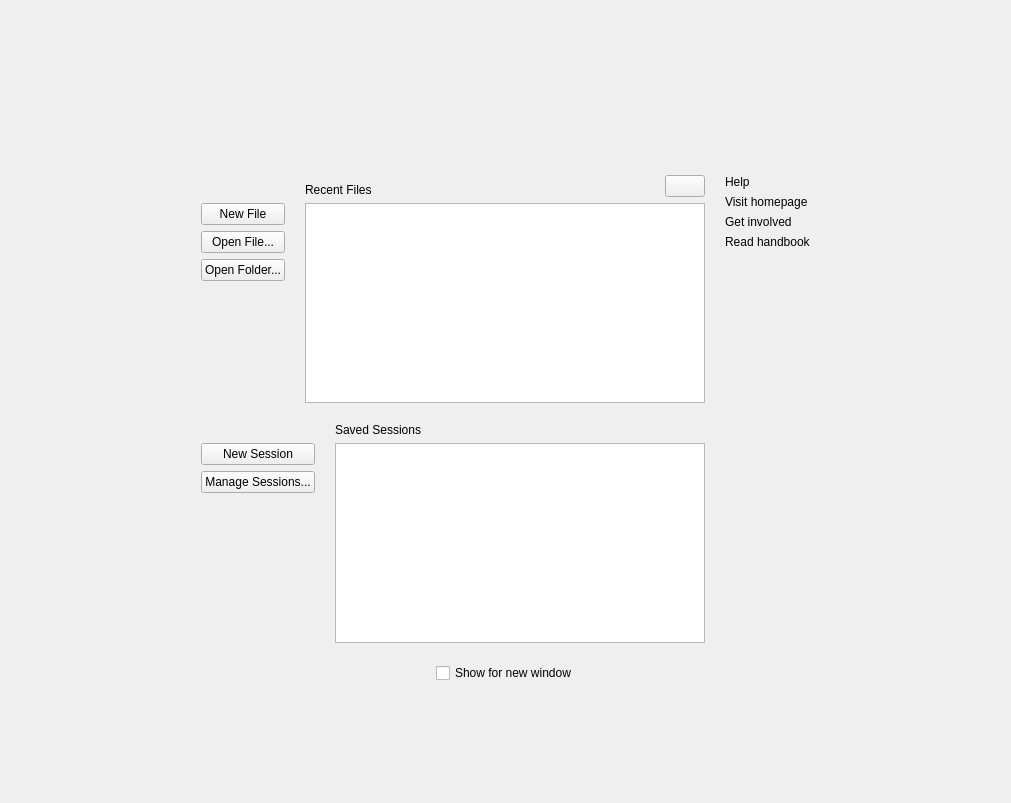
First picture: the form in apps/lib/welcomeview/welcomeview.ui, repository lingmo-dream/lingmo-notepad, before the edit.
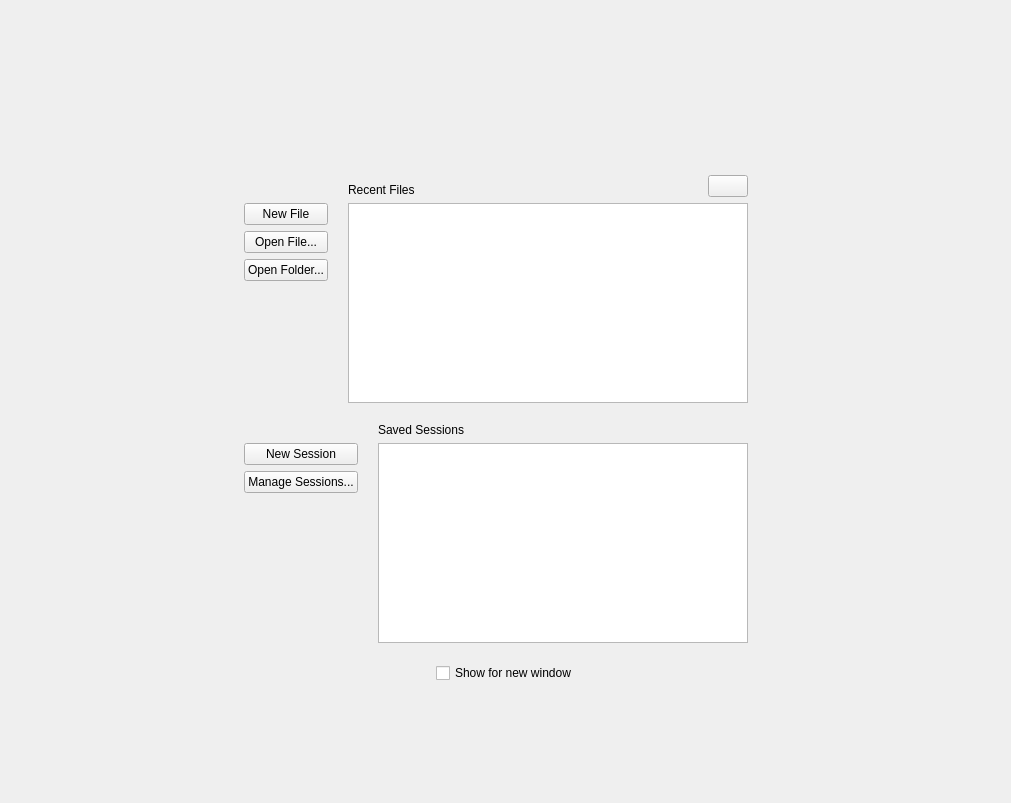
Second picture: the form after the edit. Icons and pictures are not drawn. Custom widgets are drawn as their Qt base class.

The edit to the form file:
```diff
--- a/apps/lib/welcomeview/welcomeview.ui
+++ b/apps/lib/welcomeview/welcomeview.ui
@@ -252,7 +252,7 @@
          </item>
          <item row="0" column="1" rowspan="2">
           <widget class="QWidget" name="widgetHelp" native="true">
-           <layout class="QVBoxLayout" name="layoutHelp" stretch="0,0,0,0,1">
+           <layout class="QVBoxLayout" name="layoutHelp" stretch="">
             <property name="leftMargin">
              <number>0</number>
             </property>
@@ -265,68 +265,6 @@
             <property name="bottomMargin">
              <number>0</number>
             </property>
-            <item>
-             <widget class="QLabel" name="labelHelp">
-              <property name="text">
-               <string>Help</string>
-              </property>
-              <property name="alignment">
-               <set>Qt::AlignBottom|Qt::AlignLeading|Qt::AlignLeft</set>
-              </property>
-             </widget>
-            </item>
-            <item alignment="Qt::AlignLeft">
-             <widget class="KUrlLabel" name="labelHomepage">
-              <property name="text">
-               <string>Visit homepage</string>
-              </property>
-              <property name="url">
-               <string/>
-              </property>
-              <property name="glowEnabled">
-               <bool>false</bool>
-              </property>
-             </widget>
-            </item>
-            <item alignment="Qt::AlignLeft">
-             <widget class="KUrlLabel" name="labelContribute">
-              <property name="text">
-               <string>Get involved</string>
-              </property>
-              <property name="url">
-               <string/>
-              </property>
-              <property name="glowEnabled">
-               <bool>false</bool>
-              </property>
-             </widget>
-            </item>
-            <item alignment="Qt::AlignLeft">
-             <widget class="KUrlLabel" name="labelHandbook">
-              <property name="text">
-               <string>Read handbook</string>
-              </property>
-              <property name="url">
-               <string/>
-              </property>
-              <property name="glowEnabled">
-               <bool>false</bool>
-              </property>
-             </widget>
-            </item>
-            <item>
-             <spacer name="spacer11">
-              <property name="orientation">
-               <enum>Qt::Vertical</enum>
-              </property>
-              <property name="sizeHint" stdset="0">
-               <size>
-                <width>0</width>
-                <height>0</height>
-               </size>
-              </property>
-             </spacer>
-            </item>
            </layout>
           </widget>
          </item>
@@ -492,13 +430,6 @@
    </layout>
   </widget>
  </widget>
- <customwidgets>
-  <customwidget>
-   <class>KUrlLabel</class>
-   <extends>QLabel</extends>
-   <header>kurllabel.h</header>
-  </customwidget>
- </customwidgets>
  <tabstops>
   <tabstop>buttonNewFile</tabstop>
   <tabstop>buttonOpenFile</tabstop>
```
